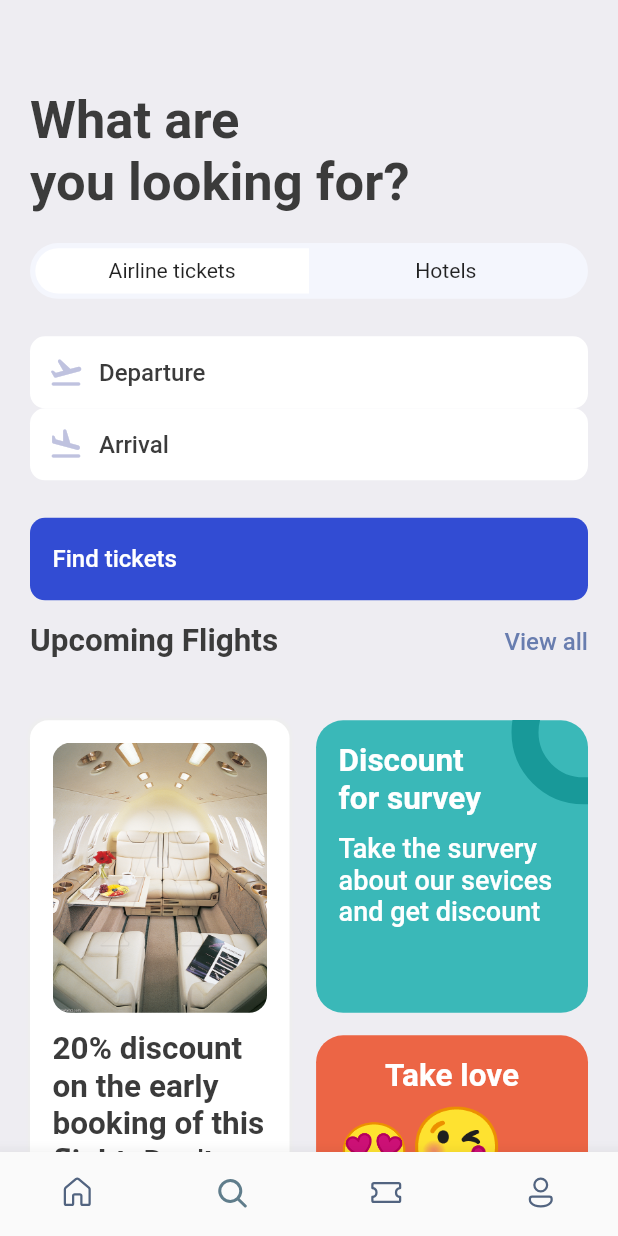
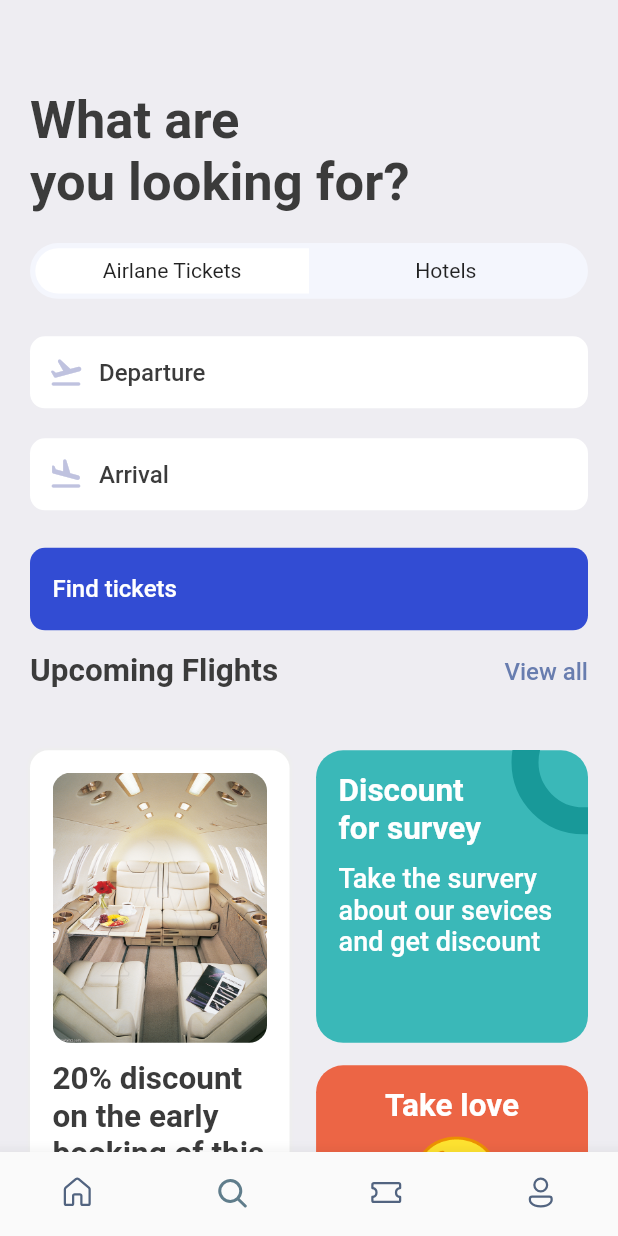
Before and after one commit to NastyaZiss/Tickets_mobile_app, a Flutter app: the screen it shows after launch, item 2 of the bottom bar chosen, on a phone screen of 412 x 824 dp. Run offline on Flutter 3.47's test engine with Material 2 defaults, Android fonts, the phone set to English and light mode, and no system bars; our stand-ins replace fluentui_icons, gap, get.

Commit message:
Time 4:34:00. Add Ticket_tabs instead of a FiteBox that was in search_screen.dart. I started working on the third screen("TicketScreen"-ticket_screen.dart).

```diff
--- a/lib/screens/bottom_bar.dart
+++ b/lib/screens/bottom_bar.dart
@@ -1,5 +1,6 @@
 import 'package:android_s_fl/screens/home_screen.dart';
 import 'package:android_s_fl/screens/search_screen.dart';
+import 'package:android_s_fl/screens/ticket_screen.dart';
 import 'package:fluentui_icons/fluentui_icons.dart';
 import 'package:flutter/cupertino.dart';
 import 'package:flutter/material.dart';
@@ -17,7 +18,7 @@ class _BottomBarState extends State<BottomBar> {
   static final List<Widget>_widgetOptions =<Widget>[
     const HomeScreen(),
     const SearchScreen(),
-    const Text("Tickets"),
+    const TicketScreen(),
     const Text("Profile")
   ];
 
--- a/lib/screens/search_screen.dart
+++ b/lib/screens/search_screen.dart
@@ -1,3 +1,5 @@
+
+import 'package:android_s_fl/screens/ticket_tabs.dart';
 import 'package:android_s_fl/utils/app_layout.dart';
 import 'package:android_s_fl/utils/app_styles.dart';
 import 'package:android_s_fl/widgets/double_text_widget.dart';
@@ -6,6 +8,7 @@ import 'package:flutter/material.dart';
 import 'package:gap/gap.dart';
 
 class SearchScreen extends StatelessWidget {
+
   const SearchScreen({Key? key}) : super(key: key);
 
   @override
@@ -25,59 +28,11 @@ class SearchScreen extends StatelessWidget {
                 .copyWith(fontSize: AppLayout.getWidth(35)),
           ),
           Gap(AppLayout.getHeight(20)),
-          FittedBox(
-            child: Container(
-              padding: const EdgeInsets.all(3.5),
-              child: Row(
-                children: [
-                  //airline tickets
-
-                  Container(
-                    width: size.width * .44,
-                    padding:
-                        EdgeInsets.symmetric(vertical: AppLayout.getHeight(7)),
-                    decoration: BoxDecoration(
-                      borderRadius: BorderRadius.horizontal(
-                          left: Radius.circular(
-                        AppLayout.getHeight(50),
-                      )),
-                      color: Colors.white,
-                    ),
-                    child: Center(
-                      child: Text("Airline tickets"),
-                    ),
-                  ),
-
-                  //hotels
-
-                  Container(
-                    width: size.width * .44,
-                    padding:
-                        EdgeInsets.symmetric(vertical: AppLayout.getHeight(7)),
-                    decoration: BoxDecoration(
-                      borderRadius: BorderRadius.horizontal(
-                          right: Radius.circular(
-                        AppLayout.getHeight(50),
-                      )),
-                      color: Colors.transparent,
-                    ),
-                    child: Center(
-                      child: Text("Hotels"),
-                    ),
-                  ),
-                ],
-              ),
-              decoration: BoxDecoration(
-                borderRadius: BorderRadius.circular(
-                  AppLayout.getHeight(50),
-                ),
-                color: const Color(0xfff4f6fd),
-              ),
-            ),
-          ),
+          const AppTicketTabs(firstTab: "Airlane Tickets", secondTab: "Hotels",),
           Gap(AppLayout.getHeight(25)),
-          AppIconText(icon: Icons.flight_takeoff_rounded, text: "Departure"),
-          AppIconText(icon: Icons.flight_land_rounded, text: "Arrival"),
+          const AppIconText(icon: Icons.flight_takeoff_rounded, text: "Departure"),
+          Gap(AppLayout.getHeight(20)),
+          const AppIconText(icon: Icons.flight_land_rounded, text: "Arrival"),
           Gap(AppLayout.getHeight(25)),
           Container(
             padding: EdgeInsets.symmetric(
--- /dev/null
+++ b/lib/screens/ticket_screen.dart
@@ -0,0 +1,23 @@
+import 'package:android_s_fl/utils/app_layout.dart';
+import 'package:android_s_fl/utils/app_styles.dart';
+import 'package:flutter/cupertino.dart';
+import 'package:flutter/material.dart';
+
+class TicketScreen extends StatelessWidget {
+  const TicketScreen({Key? key}) : super(key: key);
+
+  @override
+  Widget build(BuildContext context) {
+    final size = AppLayout.getSize(context);
+    return Scaffold(
+      body: Stack(children: [
+          ListView(
+          children: [
+            Text("Tickets", style: Styles.headLineStyle1,)
+
+          ],
+        ),
+      ]),
+    );
+  }
+}
--- /dev/null
+++ b/lib/screens/ticket_tabs.dart
@@ -0,0 +1,65 @@
+import 'package:android_s_fl/utils/app_layout.dart';
+import 'package:flutter/cupertino.dart';
+import 'package:flutter/material.dart';
+
+class AppTicketTabs extends StatelessWidget {
+  final String firstTab;
+  final String secondTab;
+  const AppTicketTabs({Key? key, required this.firstTab, required this.secondTab}) : super(key: key);
+
+  @override
+  Widget build(BuildContext context) {
+    final size = AppLayout.getSize(context);
+    return FittedBox(
+      child: Container(
+        padding: const EdgeInsets.all(3.5),
+        child: Row(
+          children: [
+
+            //airline tickets
+
+            Container(
+              width: size.width * .44,
+              padding:
+              EdgeInsets.symmetric(vertical: AppLayout.getHeight(7)),
+              decoration: BoxDecoration(
+                borderRadius: BorderRadius.horizontal(
+                    left: Radius.circular(
+                      AppLayout.getHeight(50),
+                    )),
+                color: Colors.white,
+              ),
+              child: Center(
+                child: Text(firstTab),
+              ),
+            ),
+
+            //hotels
+
+            Container(
+              width: size.width * .44,
+              padding:
+              EdgeInsets.symmetric(vertical: AppLayout.getHeight(7)),
+              decoration: BoxDecoration(
+                borderRadius: BorderRadius.horizontal(
+                    right: Radius.circular(
+                      AppLayout.getHeight(50),
+                    )),
+                color: Colors.transparent,
+              ),
+              child: Center(
+                child: Text(secondTab),
+              ),
+            ),
+          ],
+        ),
+        decoration: BoxDecoration(
+          borderRadius: BorderRadius.circular(
+            AppLayout.getHeight(50),
+          ),
+          color: const Color(0xfff4f6fd),
+        ),
+      ),
+    );
+  }
+}
```
